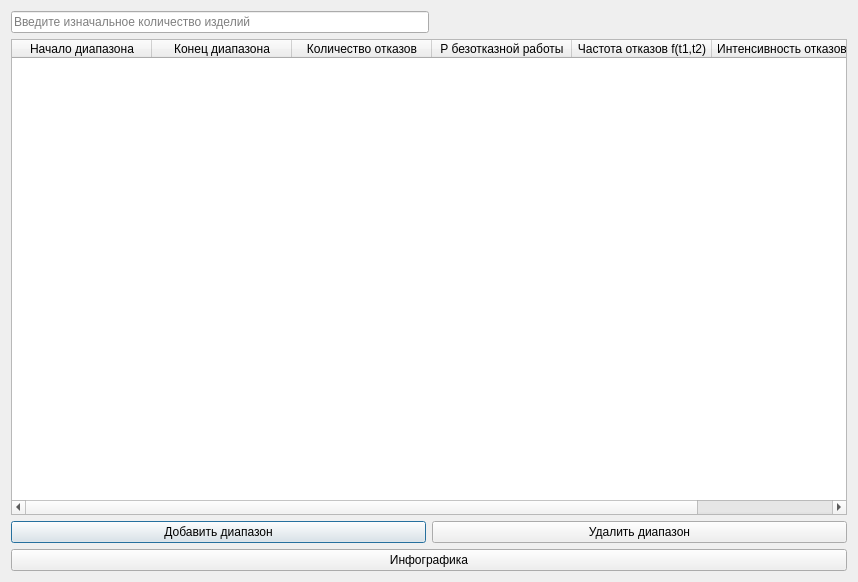
Old version of the form solver123.ui in the repository Micelium1/ReliabilityCalc.
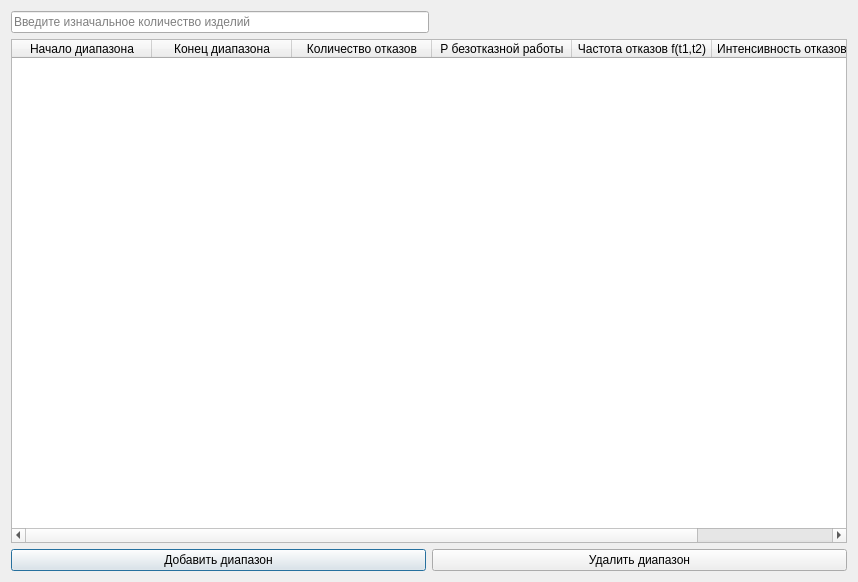
New version of the form.

Diff of the .ui file:
```diff
--- a/solver123.ui
+++ b/solver123.ui
@@ -105,13 +105,6 @@
      </item>
     </layout>
    </item>
-   <item>
-    <widget class="QPushButton" name="graphicButton">
-     <property name="text">
-      <string>Инфографика</string>
-     </property>
-    </widget>
-   </item>
   </layout>
  </widget>
  <resources/>
```
